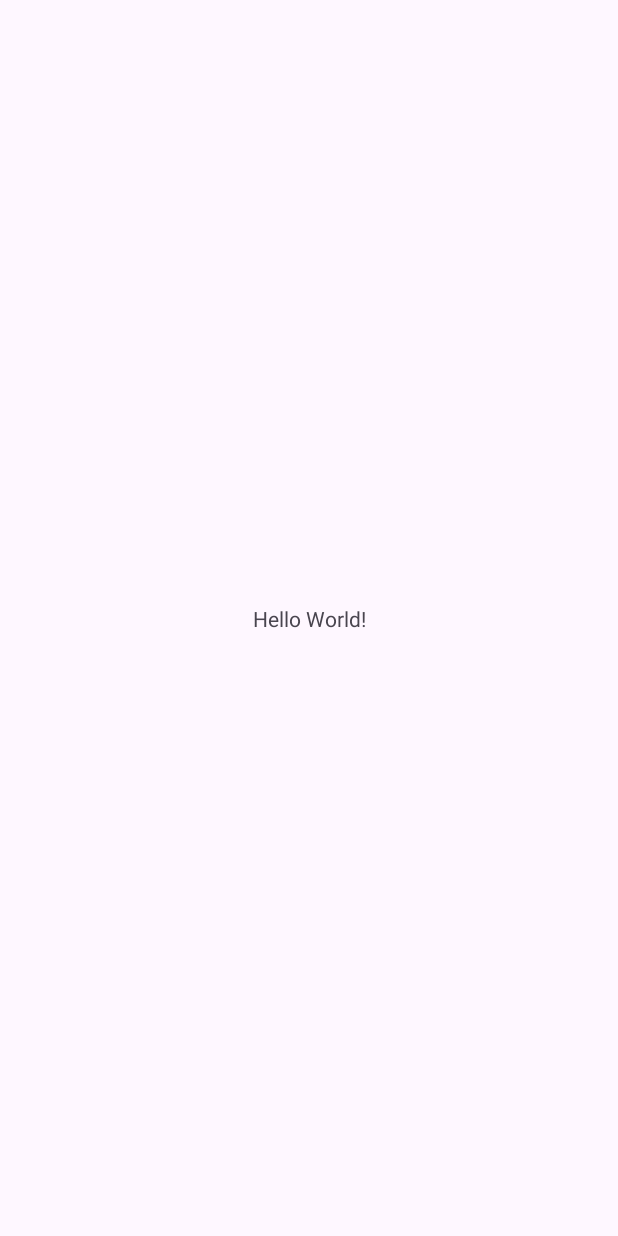
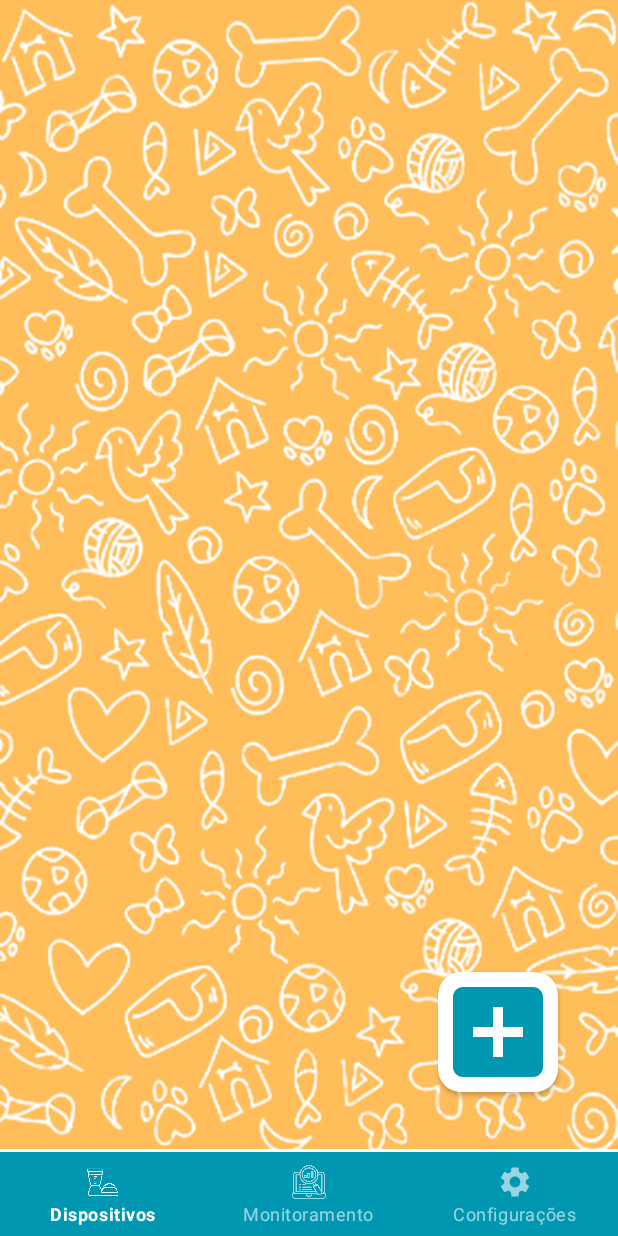
Before and after one commit to KalelBarros/App-Comedouro-IoT, an Android app: the screen it shows after launch (MainActivity), on a phone screen of 412 x 824 dp. Before the commit the screen is almost empty. Run offline under Robolectric (Android 15) with nearby library versions, the phone set to English and light mode, and no system bars; our stand-ins replace navigation-ui.

Commit message:
Segundo commit

```diff
--- a/app/build.gradle.kts
+++ b/app/build.gradle.kts
@@ -26,6 +26,10 @@ android {
         sourceCompatibility = JavaVersion.VERSION_1_8
         targetCompatibility = JavaVersion.VERSION_1_8
     }
+
+    viewBinding{
+        enable = true
+    }
 }
 
 dependencies {
@@ -33,6 +37,8 @@ dependencies {
     implementation("androidx.appcompat:appcompat:1.6.1")
     implementation("com.google.android.material:material:1.12.0")
     implementation("androidx.constraintlayout:constraintlayout:2.1.4")
+    implementation("androidx.navigation:navigation-fragment:2.7.7")
+    implementation("androidx.navigation:navigation-ui:2.7.7")
     testImplementation("junit:junit:4.13.2")
     androidTestImplementation("androidx.test.ext:junit:1.1.5")
     androidTestImplementation("androidx.test.espresso:espresso-core:3.5.1")
--- a/app/src/main/java/com/example/nutripatas/MainActivity.java
+++ b/app/src/main/java/com/example/nutripatas/MainActivity.java
@@ -1,14 +1,33 @@
 package com.example.nutripatas;
 
 import androidx.appcompat.app.AppCompatActivity;
+import androidx.navigation.NavController;
+import androidx.navigation.fragment.NavHostFragment;
+import androidx.navigation.ui.NavigationUI;
 
 import android.os.Bundle;
 
-public class MainActivity extends AppCompatActivity {
+import com.example.nutripatas.databinding.ActivityMainBinding;
 
+public class MainActivity extends AppCompatActivity
+{
+
+    private ActivityMainBinding binding;
+    private NavHostFragment navHostFragment;
+    private NavController navController;
     @Override
     protected void onCreate(Bundle savedInstanceState) {
         super.onCreate(savedInstanceState);
-        setContentView(R.layout.activity_main);
+        binding = ActivityMainBinding.inflate(getLayoutInflater());
+        setContentView(binding.getRoot());
+
+        initNavigation();
+    }
+
+    private void initNavigation()
+    {
+        navHostFragment = (NavHostFragment) getSupportFragmentManager().findFragmentById(R.id.nav_host_fragment);
+        navController = navHostFragment.getNavController();
+        NavigationUI.setupWithNavController(binding.bottomNavigation, navController);
     }
 }
--- /dev/null
+++ b/app/src/main/java/com/example/nutripatas/fragments/DispositivoFragment.java
@@ -0,0 +1,66 @@
+package com.example.nutripatas.fragments;
+
+import android.os.Bundle;
+
+import androidx.fragment.app.Fragment;
+
+import android.view.LayoutInflater;
+import android.view.View;
+import android.view.ViewGroup;
+
+import com.example.nutripatas.R;
+
+/**
+ * A simple {@link Fragment} subclass.
+ * Use the {@link DispositivoFragment#newInstance} factory method to
+ * create an instance of this fragment.
+ */
+public class DispositivoFragment extends Fragment {
+
+    // TODO: Rename parameter arguments, choose names that match
+    // the fragment initialization parameters, e.g. ARG_ITEM_NUMBER
+    private static final String ARG_PARAM1 = "param1";
+    private static final String ARG_PARAM2 = "param2";
+
+    // TODO: Rename and change types of parameters
+    private String mParam1;
+    private String mParam2;
+
+    public DispositivoFragment() {
+        // Required empty public constructor
+    }
+
+    /**
+     * Use this factory method to create a new instance of
+     * this fragment using the provided parameters.
+     *
+     * @param param1 Parameter 1.
+     * @param param2 Parameter 2.
+     * @return A new instance of fragment DispositivoFragment.
+     */
+    // TODO: Rename and change types and number of parameters
+    public static DispositivoFragment newInstance(String param1, String param2) {
+        DispositivoFragment fragment = new DispositivoFragment();
+        Bundle args = new Bundle();
+        args.putString(ARG_PARAM1, param1);
+        args.putString(ARG_PARAM2, param2);
+        fragment.setArguments(args);
+        return fragment;
+    }
+
+    @Override
+    public void onCreate(Bundle savedInstanceState) {
+        super.onCreate(savedInstanceState);
+        if (getArguments() != null) {
+            mParam1 = getArguments().getString(ARG_PARAM1);
+            mParam2 = getArguments().getString(ARG_PARAM2);
+        }
+    }
+
+    @Override
+    public View onCreateView(LayoutInflater inflater, ViewGroup container,
+                             Bundle savedInstanceState) {
+        // Inflate the layout for this fragment
+        return inflater.inflate(R.layout.fragment_dispositivo, container, false);
+    }
+}
--- /dev/null
+++ b/app/src/main/res/drawable/adicionar.xml
@@ -0,0 +1,5 @@
+<vector android:height="24dp" android:tint="#0097B2"
+    android:viewportHeight="24" android:viewportWidth="24"
+    android:width="24dp" xmlns:android="http://schemas.android.com/apk/res/android">
+    <path android:fillColor="@android:color/white" android:pathData="M19,3L5,3c-1.11,0 -2,0.9 -2,2v14c0,1.1 0.89,2 2,2h14c1.1,0 2,-0.9 2,-2L21,5c0,-1.1 -0.9,-2 -2,-2zM17,13h-4v4h-2v-4L7,13v-2h4L11,7h2v4h4v2z"/>
+</vector>
--- /dev/null
+++ b/app/src/main/res/drawable/configuracoes.xml
@@ -0,0 +1,5 @@
+<vector android:height="24dp" android:tint="#000000"
+    android:viewportHeight="24" android:viewportWidth="24"
+    android:width="24dp" xmlns:android="http://schemas.android.com/apk/res/android">
+    <path android:fillColor="@android:color/white" android:pathData="M19.14,12.94c0.04,-0.3 0.06,-0.61 0.06,-0.94c0,-0.32 -0.02,-0.64 -0.07,-0.94l2.03,-1.58c0.18,-0.14 0.23,-0.41 0.12,-0.61l-1.92,-3.32c-0.12,-0.22 -0.37,-0.29 -0.59,-0.22l-2.39,0.96c-0.5,-0.38 -1.03,-0.7 -1.62,-0.94L14.4,2.81c-0.04,-0.24 -0.24,-0.41 -0.48,-0.41h-3.84c-0.24,0 -0.43,0.17 -0.47,0.41L9.25,5.35C8.66,5.59 8.12,5.92 7.63,6.29L5.24,5.33c-0.22,-0.08 -0.47,0 -0.59,0.22L2.74,8.87C2.62,9.08 2.66,9.34 2.86,9.48l2.03,1.58C4.84,11.36 4.8,11.69 4.8,12s0.02,0.64 0.07,0.94l-2.03,1.58c-0.18,0.14 -0.23,0.41 -0.12,0.61l1.92,3.32c0.12,0.22 0.37,0.29 0.59,0.22l2.39,-0.96c0.5,0.38 1.03,0.7 1.62,0.94l0.36,2.54c0.05,0.24 0.24,0.41 0.48,0.41h3.84c0.24,0 0.44,-0.17 0.47,-0.41l0.36,-2.54c0.59,-0.24 1.13,-0.56 1.62,-0.94l2.39,0.96c0.22,0.08 0.47,0 0.59,-0.22l1.92,-3.32c0.12,-0.22 0.07,-0.47 -0.12,-0.61L19.14,12.94zM12,15.6c-1.98,0 -3.6,-1.62 -3.6,-3.6s1.62,-3.6 3.6,-3.6s3.6,1.62 3.6,3.6S13.98,15.6 12,15.6z"/>
+</vector>
--- a/app/src/main/res/layout/activity_main.xml
+++ b/app/src/main/res/layout/activity_main.xml
@@ -6,13 +6,36 @@
     android:layout_height="match_parent"
     tools:context=".MainActivity">
 
-    <TextView
-        android:layout_width="wrap_content"
+    <androidx.fragment.app.FragmentContainerView
+        android:id="@+id/nav_host_fragment"
+        android:layout_width="match_parent"
+        android:layout_height="0dp"
+        android:name="androidx.navigation.fragment.NavHostFragment"
+        app:defaultNavHost="true"
+        app:layout_constraintTop_toTopOf="parent"
+        app:layout_constraintBottom_toTopOf="@id/bottom_navigation"
+        app:layout_constraintStart_toStartOf="parent"
+        app:layout_constraintEnd_toEndOf="parent"
+        app:navGraph="@navigation/nav_main"/>
+
+    <View
+        android:id="@+id/view"
+        android:layout_width="match_parent"
+        android:layout_height="2dp"
+        android:background="@color/white"
+        app:layout_constraintBottom_toTopOf="@id/bottom_navigation"
+        app:layout_constraintStart_toStartOf="parent"
+        app:layout_constraintEnd_toEndOf="parent"/>
+
+    <com.google.android.material.bottomnavigation.BottomNavigationView
+        android:id="@+id/bottom_navigation"
+        android:layout_width="match_parent"
         android:layout_height="wrap_content"
-        android:text="Hello World!"
+        android:background="#0097B2"
+        style="@style/Widget.App.BottomNavigationView"
         app:layout_constraintBottom_toBottomOf="parent"
         app:layout_constraintEnd_toEndOf="parent"
         app:layout_constraintStart_toStartOf="parent"
-        app:layout_constraintTop_toTopOf="parent" />
+        app:menu="@menu/bottom_navigation_menu" />
 
 </androidx.constraintlayout.widget.ConstraintLayout>
--- /dev/null
+++ b/app/src/main/res/layout/fragment_dispositivo.xml
@@ -0,0 +1,41 @@
+<?xml version="1.0" encoding="utf-8"?>
+<androidx.constraintlayout.widget.ConstraintLayout
+    xmlns:android="http://schemas.android.com/apk/res/android"
+    xmlns:tools="http://schemas.android.com/tools"
+    xmlns:app="http://schemas.android.com/apk/res-auto"
+    android:layout_width="match_parent"
+    android:layout_height="match_parent"
+    android:background="#FFBD59"
+    tools:context=".fragments.DispositivoFragment">
+
+
+    <View
+        android:id="@+id/view2"
+        android:layout_width="match_parent"
+        android:layout_height="match_parent"
+        android:background="@drawable/background"
+        app:layout_constraintBottom_toBottomOf="parent"
+        app:layout_constraintEnd_toEndOf="parent"
+        app:layout_constraintStart_toStartOf="parent"
+        app:layout_constraintTop_toTopOf="parent" />
+
+
+    <androidx.cardview.widget.CardView
+        android:id="@+id/icon"
+        android:layout_width="80dp"
+        android:layout_height="80dp"
+        android:layout_margin="40dp"
+        app:cardBackgroundColor="#FFFFFF"
+        app:cardCornerRadius="15dp"
+        app:layout_constraintEnd_toEndOf="parent"
+        app:layout_constraintBottom_toBottomOf="parent">
+
+        <ImageView
+            android:src="@drawable/adicionar"
+            android:layout_width="match_parent"
+            android:layout_height="match_parent"
+            />
+    </androidx.cardview.widget.CardView>
+
+
+</androidx.constraintlayout.widget.ConstraintLayout>
--- /dev/null
+++ b/app/src/main/res/menu/bottom_navigation_menu.xml
@@ -0,0 +1,19 @@
+<?xml version="1.0" encoding="utf-8"?>
+<menu xmlns:android="http://schemas.android.com/apk/res/android">
+
+    <item
+        android:id="@+id/menu_Dispositivos"
+        android:icon="@drawable/dispositivos"
+        android:title="Dispositivos"/>
+
+    <item
+        android:id="@+id/page_Monitoramento"
+        android:icon="@drawable/monitoramento"
+        android:title="Monitoramento"/>
+
+    <item
+        android:id="@+id/page_Configurações"
+        android:icon="@drawable/configuracoes"
+        android:title="Configurações"/>
+
+</menu>
--- /dev/null
+++ b/app/src/main/res/navigation/nav_main.xml
@@ -0,0 +1,33 @@
+<?xml version="1.0" encoding="utf-8"?>
+<navigation xmlns:android="http://schemas.android.com/apk/res/android"
+    xmlns:app="http://schemas.android.com/apk/res-auto"
+    xmlns:tools="http://schemas.android.com/tools"
+    android:id="@+id/nav_main"
+    app:startDestination="@id/menu_Dispositivos">
+
+    <fragment
+        android:id="@+id/menu_Dispositivos"
+        android:name="com.example.nutripatas.fragments.DispositivoFragment"
+        android:label="fragment_dispositivo"
+        tools:layout="@layout/fragment_dispositivo" >
+        <action
+            android:id="@+id/action_dispositivoFragment_to_configuracoesFragment"
+            app:destination="@id/page_Configurações" />
+    </fragment>
+
+    <fragment
+        android:id="@+id/page_Monitoramento"
+        android:name="com.example.nutripatas.fragments.MonitoramentoFragment"
+        android:label="fragment_monitoramento"
+        tools:layout="@layout/fragment_monitoramento" >
+        <action
+            android:id="@+id/action_monitoramentoFragment_to_dispositivoFragment"
+            app:destination="@id/menu_Dispositivos" />
+    </fragment>
+
+    <fragment
+        android:id="@+id/page_Configurações"
+        android:name="com.example.nutripatas.fragments.ConfiguracoesFragment"
+        android:label="fragment_configuracoes"
+        tools:layout="@layout/fragment_configuracoes" />
+</navigation>
--- a/app/src/main/res/values-night/themes.xml
+++ b/app/src/main/res/values-night/themes.xml
@@ -3,5 +3,9 @@
     <style name="Base.Theme.NutriPatas" parent="Theme.Material3.DayNight.NoActionBar">
         <!-- Customize your dark theme here. -->
         <!-- <item name="colorPrimary">@color/my_dark_primary</item> -->
+        <item name="android:navigationBarColor">#0097B2</item>
+        <item name="android:statusBarColor">#0097B2</item>
+        <item name="android:windowLightNavigationBar">true</item>
+        <item name="android:windowLightStatusBar">false</item>
     </style>
 </resources>
--- a/app/src/main/res/values/strings.xml
+++ b/app/src/main/res/values/strings.xml
@@ -1,3 +1,5 @@
 <resources>
     <string name="app_name">NutriPatas</string>
+    <!-- TODO: Remove or change this placeholder text -->
+    <string name="hello_blank_fragment">Hello blank fragment</string>
 </resources>
--- a/app/src/main/res/values/themes.xml
+++ b/app/src/main/res/values/themes.xml
@@ -3,6 +3,18 @@
     <style name="Base.Theme.NutriPatas" parent="Theme.Material3.DayNight.NoActionBar">
         <!-- Customize your light theme here. -->
         <!-- <item name="colorPrimary">@color/my_light_primary</item> -->
+        <item name="android:navigationBarColor">#0097B2</item>
+        <item name="android:statusBarColor">#0097B2</item>
+        <item name="android:windowLightNavigationBar">true</item> <!-- Muda a cor dos botões na barra inferior -->
+        <item name="android:windowLightStatusBar">false</item> <!-- Muda a cor dos itens na barra superior -->
+    </style>
+
+    <style name="Widget.App.BottomNavigationView" parent="Widget.MaterialComponents.BottomNavigationView.Colored">
+        <item name="materialThemeOverlay">@style/ThemeOverlay.App.BottomNavigationView</item>
+    </style>
+
+    <style name="ThemeOverlay.App.BottomNavigationView" parent="">
+        <item name="colorOnPrimary">#FFFFFF</item>
     </style>
 
     <style name="Theme.NutriPatas" parent="Base.Theme.NutriPatas" />
```
Also changed, not shown: app/src/main/java/com/example/nutripatas/fragments/ConfiguracoesFragment.java (added, +66 -0 lines), app/src/main/java/com/example/nutripatas/fragments/MonitoramentoFragment.java (added, +66 -0 lines), app/src/main/res/layout/fragment_configuracoes.xml (added, +30 -0 lines), app/src/main/res/layout/fragment_monitoramento.xml (added, +30 -0 lines), app/src/main/res/drawable/background.png (added), app/src/main/res/drawable/dispositivos.png (added), app/src/main/res/drawable/monitoramento.png (added).
